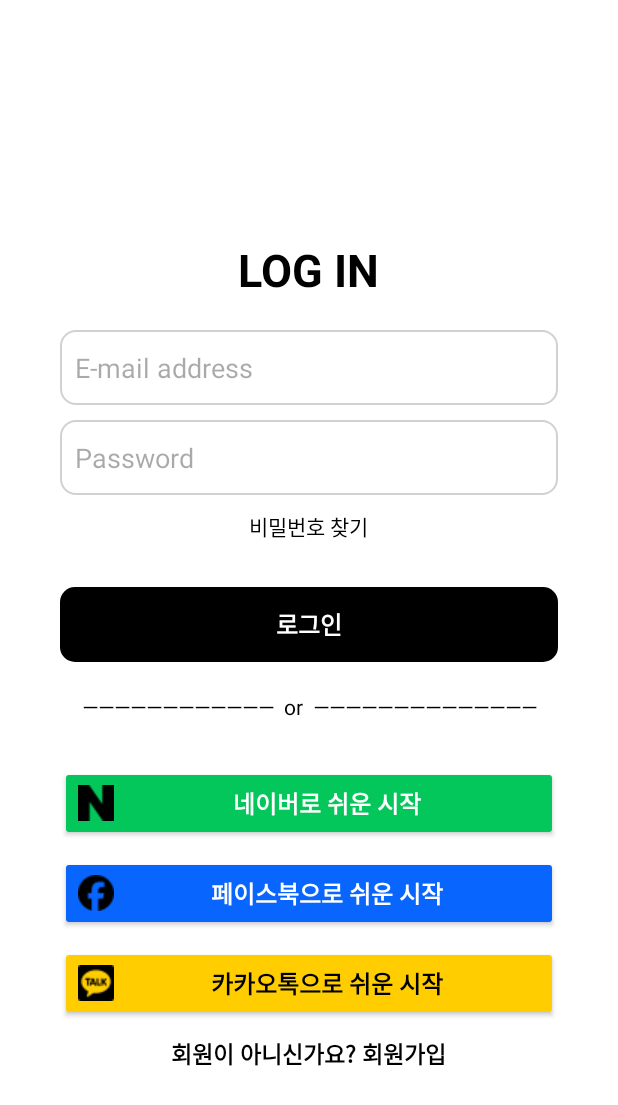
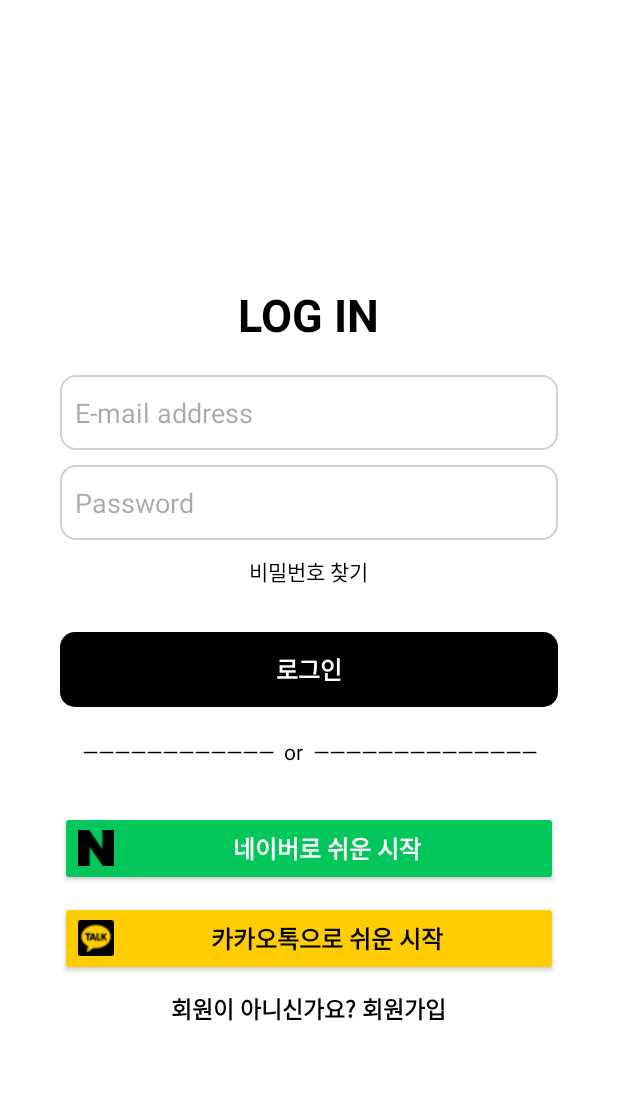
Before and after one commit to thanx-To-Dev-Minsoo/Project-DailyPlanner_Android, an Android app: the screen it shows after launch (signInActivity), on a phone screen of 412 x 824 dp. Shown: the top 1105 px of the screen. Run offline under Robolectric (Android 15) with nearby library versions, the phone set to English and light mode, and no system bars.

Commit message:
2024-07-10

```diff
--- a/app/src/main/res/layout/activity_signin.xml
+++ b/app/src/main/res/layout/activity_signin.xml
@@ -94,7 +94,7 @@
             android:textStyle="bold"
             android:drawableLeft="@drawable/ic_naver" />
 
-        <androidx.appcompat.widget.AppCompatButton
+        <!--<androidx.appcompat.widget.AppCompatButton
             android:layout_width="match_parent"
             android:layout_height="50dp"
             android:layout_marginTop="10dp"
@@ -103,7 +103,8 @@
             android:backgroundTint="@color/facebook_blue"
             android:textSize="16sp"
             android:textStyle="bold"
-            android:drawableLeft="@drawable/ic_facebook"/>
+            android:drawableLeft="@drawable/ic_facebook"/>-->
+        <!-- 페이스북, 인스타그램 등 sns 계정 로그인은 제외 -->
 
         <androidx.appcompat.widget.AppCompatButton
             android:layout_width="match_parent"
```
